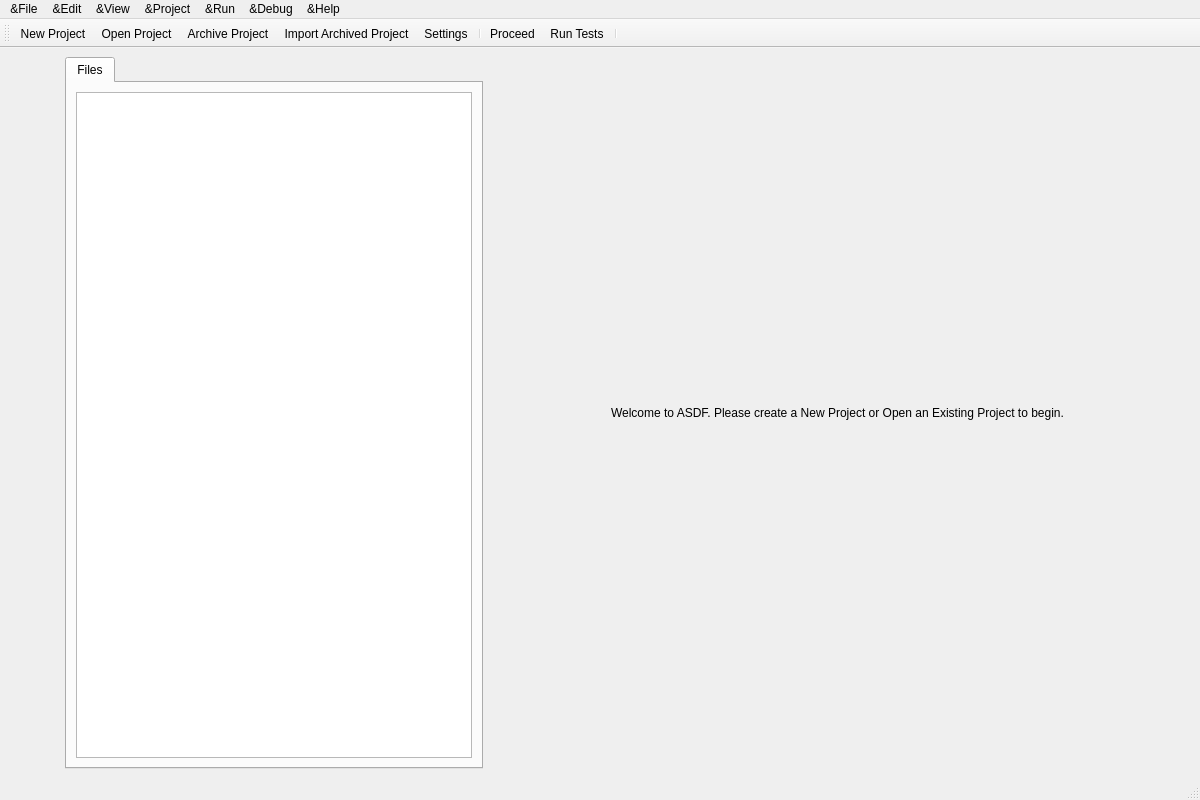
Old version of the form gui/main_window.ui in the repository mariolewis/asdf_factory.
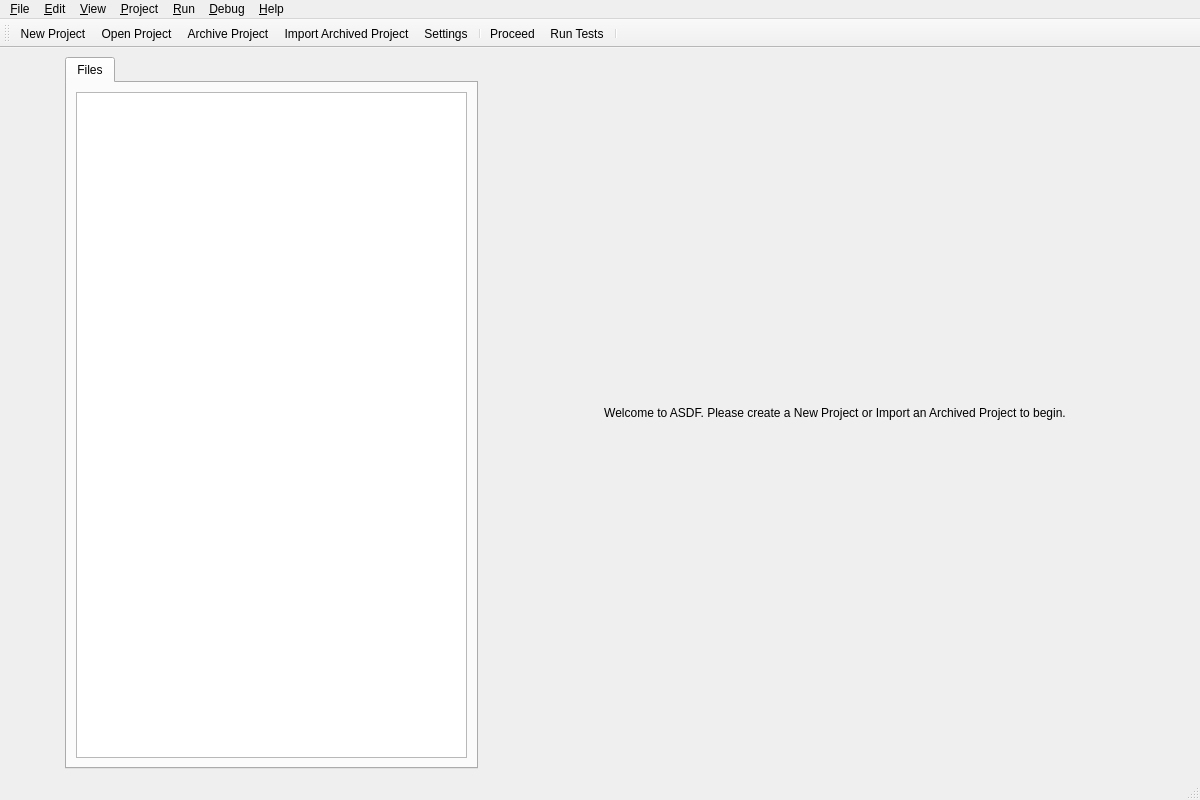
New version of the form.

Commit message: fix: Corrected main menu option label text

```diff
--- a/gui/main_window.ui
+++ b/gui/main_window.ui
@@ -79,7 +79,7 @@
          <item>
           <widget class="QLabel" name="welcomeLabel">
            <property name="text">
-            <string>Welcome to ASDF. Please create a New Project or Open an Existing Project to begin.</string>
+            <string>Welcome to ASDF. Please create a New Project or Import an Archived Project to begin.</string>
            </property>
            <property name="alignment">
             <set>Qt::AlignCenter</set>
@@ -115,7 +115,7 @@
    </property>
    <widget class="QMenu" name="menuFile">
     <property name="title">
-      <string>&amp;&amp;File</string>
+      <string>&amp;File</string>
     </property>
     <addaction name="actionNew_Project"/>
     <addaction name="actionOpen_Project"/>
@@ -129,7 +129,7 @@
    </widget>
    <widget class="QMenu" name="menuEdit">
     <property name="title">
-     <string>&amp;&amp;Edit</string>
+     <string>&amp;Edit</string>
     </property>
     <addaction name="actionUndo"/>
     <addaction name="actionRedo"/>
@@ -141,14 +141,14 @@
    </widget>
    <widget class="QMenu" name="menuView">
     <property name="title">
-     <string>&amp;&amp;View</string>
+     <string>&amp;View</string>
     </property>
     <addaction name="actionToggleProjectPanel"/>
     <addaction name="actionToggleNotificationPanel"/>
    </widget>
    <widget class="QMenu" name="menuProject">
     <property name="title">
-     <string>&amp;&amp;Project</string>
+     <string>&amp;Project</string>
     </property>
     <addaction name="actionManage_CRs_Bugs"/>
     <addaction name="actionView_Documents"/>
@@ -156,20 +156,20 @@
    </widget>
    <widget class="QMenu" name="menuRun">
     <property name="title">
-     <string>&amp;&amp;Run</string>
+     <string>&amp;Run</string>
     </property>
     <addaction name="actionProceed"/>
     <addaction name="actionRun_Tests"/>
    </widget>
    <widget class="QMenu" name="menuHelp">
     <property name="title">
-     <string>&amp;&amp;Help</string>
+     <string>&amp;Help</string>
     </property>
     <addaction name="actionAbout_ASDF"/>
    </widget>
    <widget class="QMenu" name="menuDebug">
     <property name="title">
-     <string>&amp;&amp;Debug</string>
+     <string>&amp;Debug</string>
     </property>
    </widget>
    <addaction name="menuFile"/>
```
Left out of the diff: 10 changed lines with no effect on the pictures. The commit also changes 2 other files.
